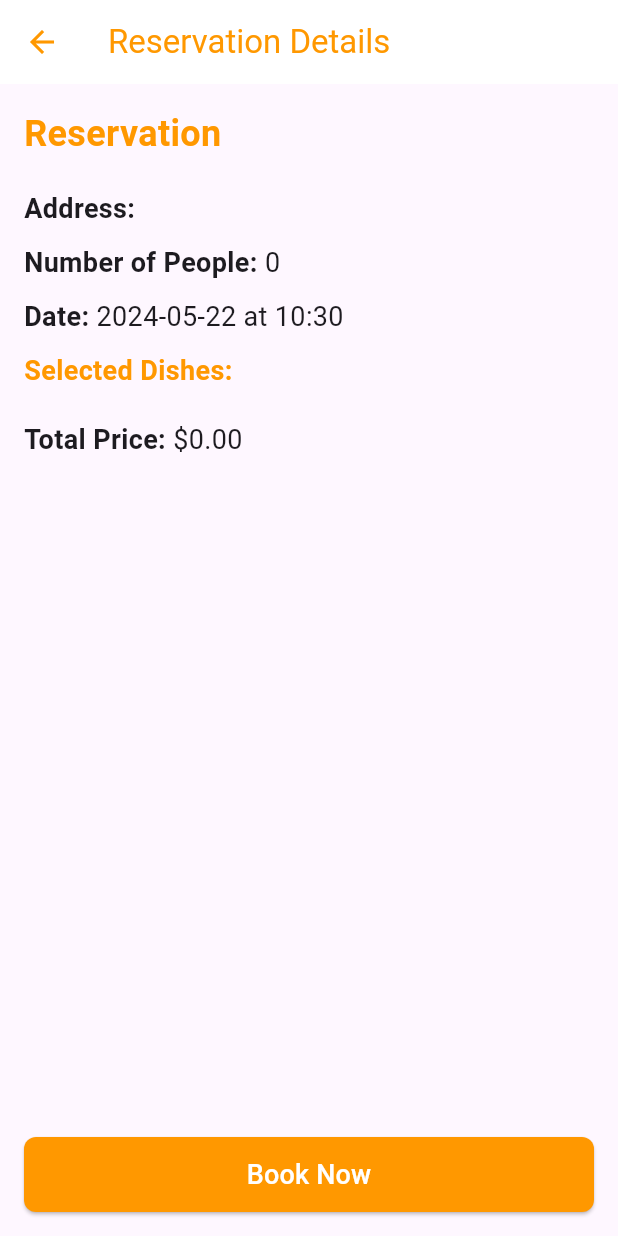
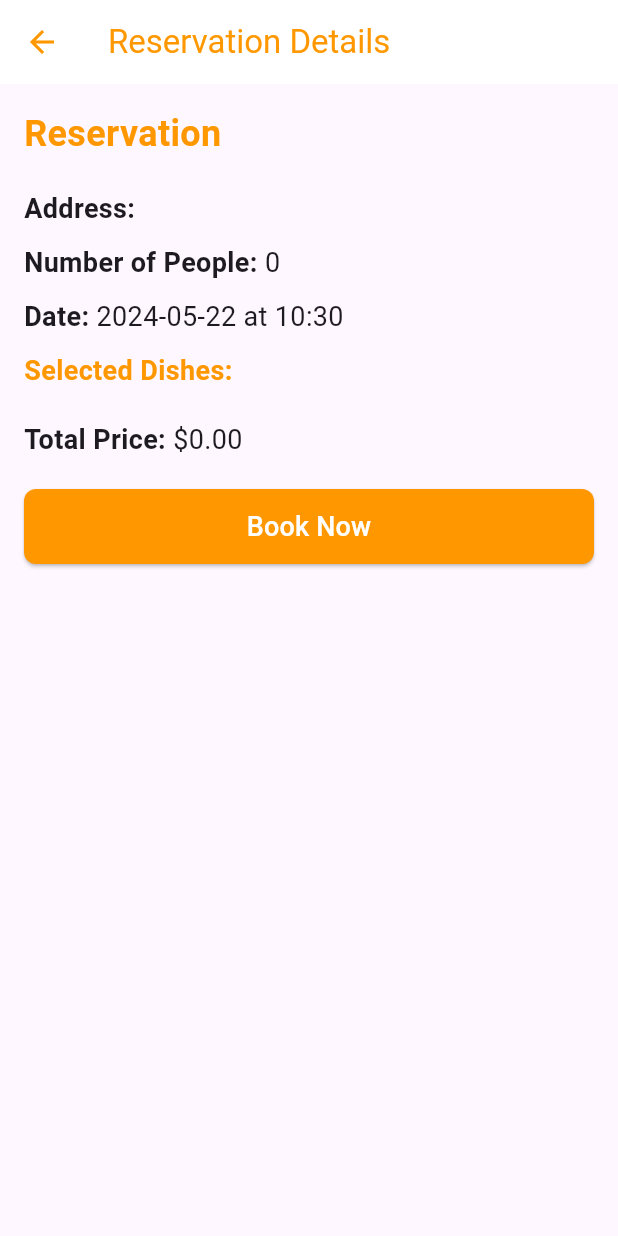
Before and after one commit to Ahhhhjay/AppDev, a Flutter app: the ReservationDetailsPage screen opened directly with empty values, on a phone screen of 412 x 824 dp. Run offline on Flutter 3.47's test engine with Material 3 defaults, Android fonts, the phone set to English and light mode, and no system bars; our stand-ins replace cloud_firestore, firebase_auth, firebase_core, flutter_local_notifications, timezone; accounts and stored records are empty.

Commit message:
overflow detrails

```diff
--- a/restaurant_project/lib/screens/reservation/reservationdetailspage.dart
+++ b/restaurant_project/lib/screens/reservation/reservationdetailspage.dart
@@ -81,10 +81,12 @@ class ReservationDetailsPage extends StatelessWidget {
         backgroundColor: Colors.white,
         iconTheme: IconThemeData(color: Colors.orange),
       ),
-      body: Padding(
+      body: SingleChildScrollView(
+        child: Padding(
           padding: const EdgeInsets.all(16.0),
           child: Column(
             crossAxisAlignment: CrossAxisAlignment.start,
+            mainAxisSize: MainAxisSize.min,
             children: [
               Text(
                 'Reservation',
@@ -135,7 +137,7 @@ class ReservationDetailsPage extends StatelessWidget {
                 'Total Price:',
                 '\$${totalPrice.toStringAsFixed(2)}',
               ),
-            Spacer(),
+              SizedBox(height: 20),
               SizedBox(
                 width: double.infinity,
                 child: ElevatedButton(
@@ -156,6 +158,7 @@ class ReservationDetailsPage extends StatelessWidget {
                 ),
               ),
             ],
+          ),
         ),
       ),
     );
```
Lines whose indentation alone changed are shown as unchanged.
